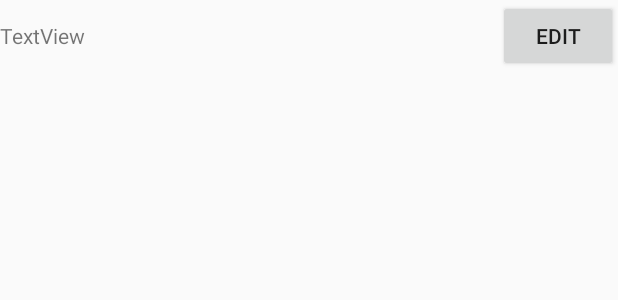
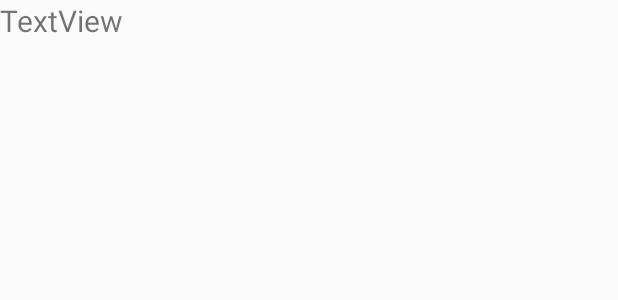
Before and after one commit to sgcs11/project1, an Android app: the layout team_item.xml on its own in the app's theme, with its tools: preview values and no code run, on a phone screen of 412 x 824 dp. Shown: the top 300 px of the screen. Run offline under Robolectric (Android 15) with nearby library versions, the phone set to English and light mode, and no system bars.

Commit message:
delete function

```diff
--- a/app/src/main/java/com/example/joachanghwa/svoprj/quickteam.java
+++ b/app/src/main/java/com/example/joachanghwa/svoprj/quickteam.java
@@ -44,6 +44,7 @@ public class quickteam  extends Activity implements AdapterView.OnItemClickListe
 
         mLvList.setOnItemClickListener(this);
     }
+
     public void onItemClick(AdapterView<?> parent, View v, final int position, long id){
 
         Object data=customAdapter.getItem(position);
@@ -52,13 +53,14 @@ public class quickteam  extends Activity implements AdapterView.OnItemClickListe
 
         DialogInterface.OnClickListener deleteListener = new DialogInterface.OnClickListener() {
             @Override
-            public void onClick(DialogInterface dialogInterface, int i) {
+            public void onClick(DialogInterface arg0, int arg1) {
 
                 customAdapter.remove(position);
                 customAdapter.notifyDataSetChanged();
             }
         };
-        new AlertDialog.Builder(this).setTitle("projectsvo")
+        new AlertDialog.Builder(this)
+                .setTitle("projectsvo")
                 .setMessage(Html.fromHtml(message))
                 .setPositiveButton("삭제",deleteListener)
                 .show();
@@ -87,8 +89,6 @@ public class quickteam  extends Activity implements AdapterView.OnItemClickListe
 
         }
     }
-
-
 
 }
 
--- a/app/src/main/res/layout/activity_quickteam.xml
+++ b/app/src/main/res/layout/activity_quickteam.xml
@@ -34,7 +34,6 @@
         android:layout_height="match_parent"
         android:divider="#ffcc22"
         android:dividerHeight="1.5dp"
-        android:scrollbars="vertical"
-        android:choiceMode="singleChoice"/>
+        android:scrollbars="vertical" />
 
 </LinearLayout>
--- a/app/src/main/res/layout/team_item.xml
+++ b/app/src/main/res/layout/team_item.xml
@@ -6,15 +6,12 @@
     android:layout_width="match_parent"
     android:layout_height="match_parent">
 
-    <TextView android:id="@+id/textView1"
+    <TextView
+        android:id="@+id/textView1"
+        android:layout_width="wrap_content"
+        android:layout_height="56dp"
+        android:layout_weight="1"
         android:text="TextView"
-        android:layout_width="wrap_content"
-        android:layout_height="wrap_content"
-        android:layout_weight="1"/>
-
-    <Button android:id="@+id/btnEdit"
-        android:layout_width="80dp"
-        android:layout_height="wrap_content"
-        android:text="Edit"/>
+        android:textSize="20sp" />
 
 </LinearLayout>
```
